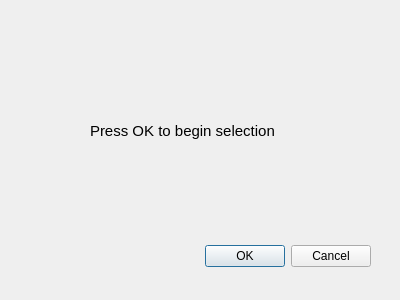
The window that flowtrace_dialog_base.ui (boesiii/flowtrace) describes before a commit, drawn with Qt 5.
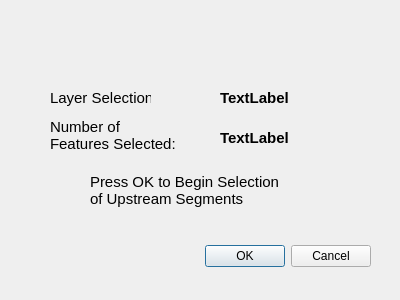
The same window after the commit.

The edit to the form file:
```diff
--- a/flowtrace_dialog_base.ui
+++ b/flowtrace_dialog_base.ui
@@ -33,9 +33,9 @@
    <property name="geometry">
     <rect>
      <x>90</x>
-     <y>80</y>
+     <y>170</y>
      <width>191</width>
-     <height>101</height>
+     <height>41</height>
     </rect>
    </property>
    <property name="font">
@@ -44,7 +44,89 @@
     </font>
    </property>
    <property name="text">
-    <string>Press OK to begin selection</string>
+    <string>Press OK to Begin Selection of Upstream Segments</string>
+   </property>
+   <property name="wordWrap">
+    <bool>true</bool>
+   </property>
+  </widget>
+  <widget class="QLabel" name="label_2">
+   <property name="geometry">
+    <rect>
+     <x>50</x>
+     <y>90</y>
+     <width>101</width>
+     <height>16</height>
+    </rect>
+   </property>
+   <property name="font">
+    <font>
+     <pointsize>11</pointsize>
+    </font>
+   </property>
+   <property name="text">
+    <string>Layer Selection:</string>
+   </property>
+  </widget>
+  <widget class="QLabel" name="labelLayer">
+   <property name="geometry">
+    <rect>
+     <x>220</x>
+     <y>90</y>
+     <width>151</width>
+     <height>16</height>
+    </rect>
+   </property>
+   <property name="font">
+    <font>
+     <pointsize>11</pointsize>
+     <weight>75</weight>
+     <bold>true</bold>
+    </font>
+   </property>
+   <property name="text">
+    <string>TextLabel</string>
+   </property>
+  </widget>
+  <widget class="QLabel" name="label_3">
+   <property name="geometry">
+    <rect>
+     <x>50</x>
+     <y>120</y>
+     <width>131</width>
+     <height>31</height>
+    </rect>
+   </property>
+   <property name="font">
+    <font>
+     <pointsize>11</pointsize>
+    </font>
+   </property>
+   <property name="text">
+    <string>Number of Features Selected:</string>
+   </property>
+   <property name="wordWrap">
+    <bool>true</bool>
+   </property>
+  </widget>
+  <widget class="QLabel" name="labelNumFeatures">
+   <property name="geometry">
+    <rect>
+     <x>220</x>
+     <y>130</y>
+     <width>101</width>
+     <height>16</height>
+    </rect>
+   </property>
+   <property name="font">
+    <font>
+     <pointsize>11</pointsize>
+     <weight>75</weight>
+     <bold>true</bold>
+    </font>
+   </property>
+   <property name="text">
+    <string>TextLabel</string>
    </property>
   </widget>
  </widget>
```
